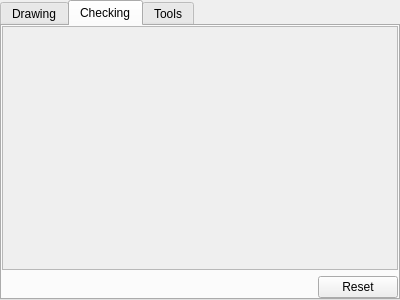
Above: src/plan_widget_base.ui from lparchaeology/ArkPlan before the change. Below: the same form after it.
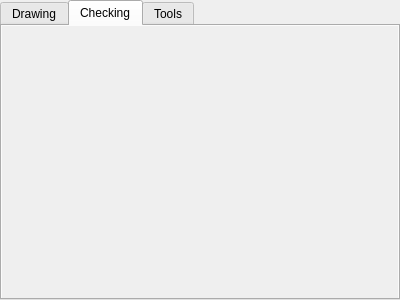
That is the form after the change. The open tabs and pages were chosen to show the change. Custom widgets are drawn as their Qt base class.

The edit to the form file:
```diff
--- a/src/plan_widget_base.ui
+++ b/src/plan_widget_base.ui
@@ -101,6 +101,9 @@
     </property>
     <item>
      <widget class="QScrollArea" name="checkingScrollArea">
+      <property name="frameShape">
+       <enum>QFrame::NoFrame</enum>
+      </property>
       <property name="widgetResizable">
        <bool>true</bool>
       </property>
@@ -110,7 +113,7 @@
          <x>0</x>
          <y>0</y>
          <width>392</width>
-         <height>227</height>
+         <height>265</height>
         </rect>
        </property>
        <layout class="QVBoxLayout" name="verticalLayout_4">
@@ -137,30 +140,6 @@
       </widget>
      </widget>
     </item>
-    <item>
-     <layout class="QHBoxLayout" name="horizontalLayout_2">
-      <item>
-       <spacer name="horizontalSpacer">
-        <property name="orientation">
-         <enum>Qt::Horizontal</enum>
-        </property>
-        <property name="sizeHint" stdset="0">
-         <size>
-          <width>40</width>
-          <height>20</height>
-         </size>
-        </property>
-       </spacer>
-      </item>
-      <item>
-       <widget class="QPushButton" name="resetButton">
-        <property name="text">
-         <string>Reset</string>
-        </property>
-       </widget>
-      </item>
-     </layout>
-    </item>
    </layout>
   </widget>
   <widget class="QWidget" name="toolsTab">
```
Left out of the diff: 12 changed lines with no effect on the pictures.
